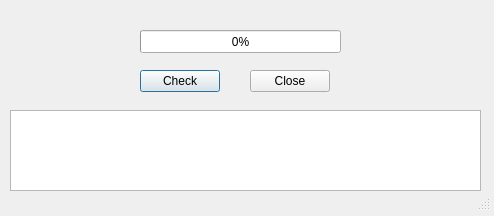
Qt form updatescriptsdialog.ui (adgellida/ubunsys) before a commit.
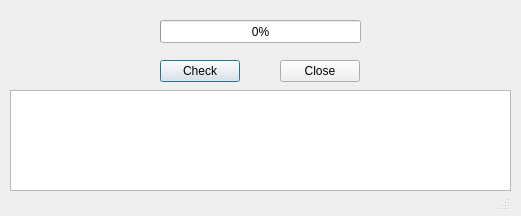
The same form after that commit.

```diff
--- a/updatescriptsdialog.ui
+++ b/updatescriptsdialog.ui
@@ -6,7 +6,7 @@
    <rect>
     <x>0</x>
     <y>0</y>
-    <width>494</width>
+    <width>521</width>
     <height>216</height>
    </rect>
   </property>
@@ -16,8 +16,8 @@
   <widget class="QProgressBar" name="progressBar">
    <property name="geometry">
     <rect>
-     <x>140</x>
-     <y>30</y>
+     <x>160</x>
+     <y>20</y>
      <width>201</width>
      <height>23</height>
     </rect>
@@ -29,8 +29,8 @@
   <widget class="QPushButton" name="checkButton">
    <property name="geometry">
     <rect>
-     <x>140</x>
-     <y>70</y>
+     <x>160</x>
+     <y>60</y>
      <width>80</width>
      <height>22</height>
     </rect>
@@ -47,7 +47,7 @@
     <rect>
      <x>0</x>
      <y>190</y>
-     <width>491</width>
+     <width>511</width>
      <height>21</height>
     </rect>
    </property>
@@ -56,17 +56,17 @@
    <property name="geometry">
     <rect>
      <x>10</x>
-     <y>110</y>
-     <width>471</width>
-     <height>81</height>
+     <y>90</y>
+     <width>501</width>
+     <height>101</height>
     </rect>
    </property>
   </widget>
   <widget class="QPushButton" name="closeUpdateDialogButton">
    <property name="geometry">
     <rect>
-     <x>250</x>
-     <y>70</y>
+     <x>280</x>
+     <y>60</y>
      <width>80</width>
      <height>22</height>
     </rect>
```
